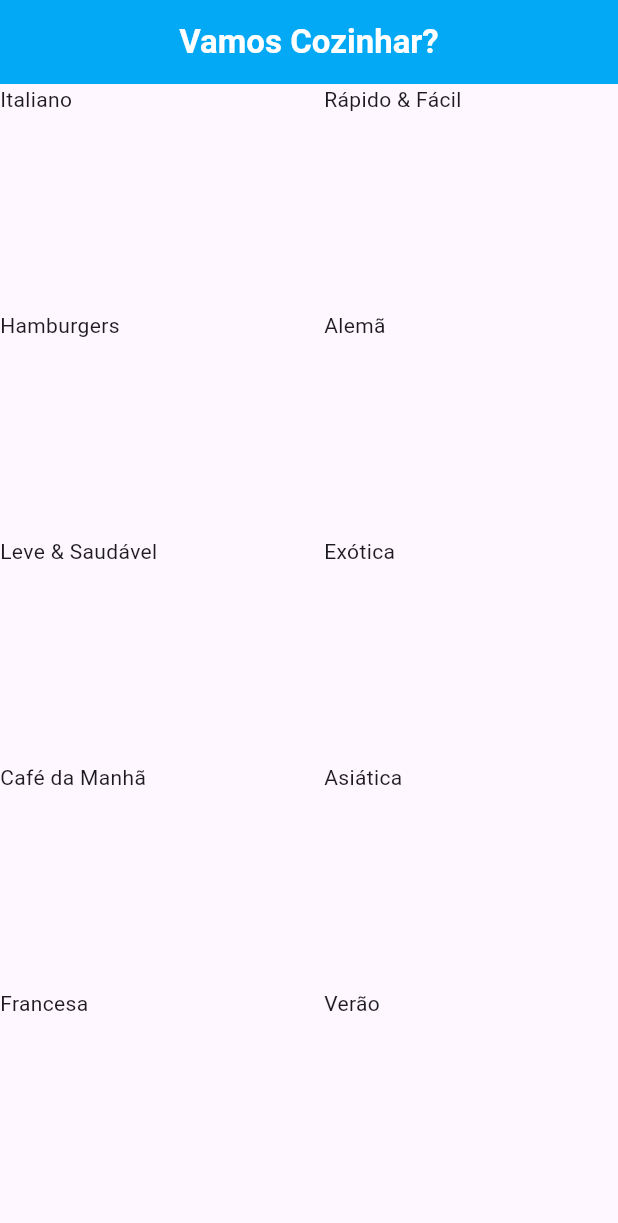
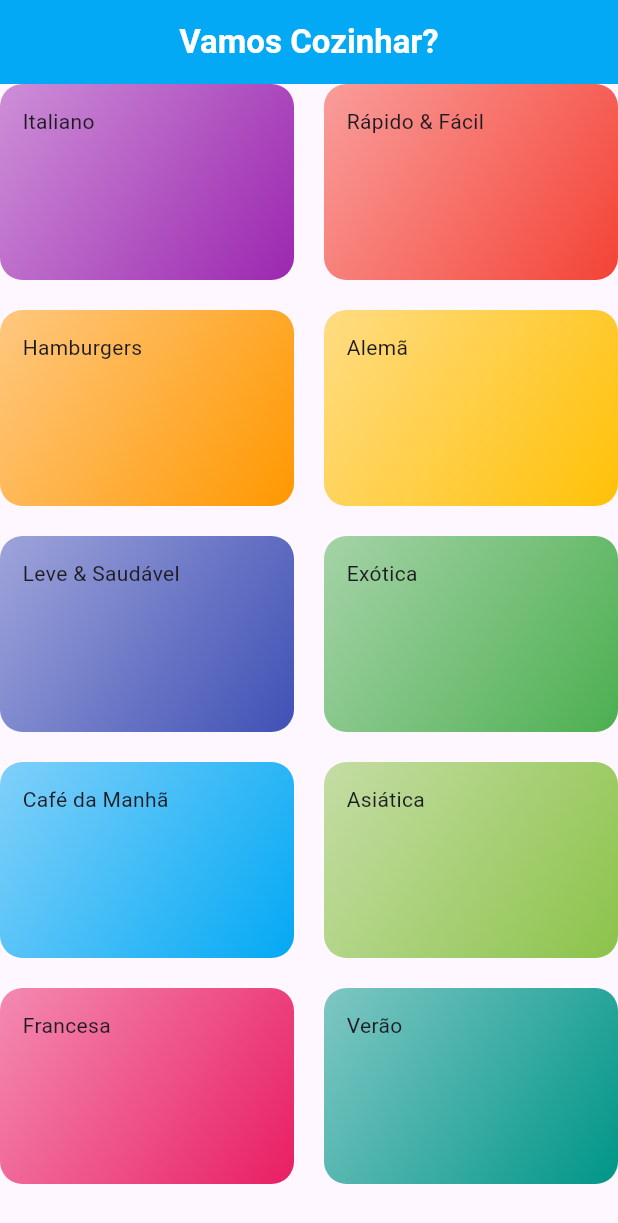
Before and after one commit to nailtonsdelima/meals, a Flutter app: the screen it shows after launch, on a phone screen of 412 x 824 dp. Shown: the top 1223 px of the screen. Run offline on Flutter 3.47's test engine with Material 3 defaults, Android fonts, the phone set to English and light mode, and no system bars; Roboto replaces fonts that are missing (OpenSans).

Commit message:
Ajustando exibição de itens de categorias

```diff
--- a/lib/components/category_item.dart
+++ b/lib/components/category_item.dart
@@ -9,8 +9,21 @@ class CategoryItem extends StatelessWidget {
 
   @override
   Widget build(BuildContext context) {
-    return SizedBox(
+    return Container(
+      padding: const EdgeInsets.all(15),
+      // ignore: sort_child_properties_last
       child: Text(category.title),
+      decoration: BoxDecoration(
+        borderRadius: BorderRadius.circular(15),
+        gradient: LinearGradient(
+          colors: [
+            category.color.withOpacity(0.5),
+            category.color,
+          ],
+          begin: Alignment.topLeft,
+          end: Alignment.bottomRight,
+        ),
+      ),
     );
   }
 }
```
